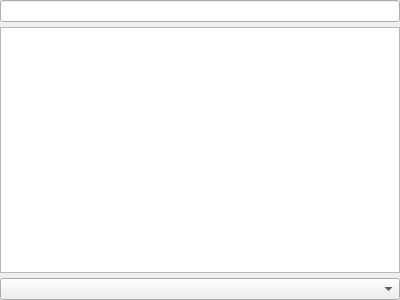
safri-framework/safri-player, file src/Plugins/SongtreeWidget/SongtreeWidget.ui: the form before one commit.
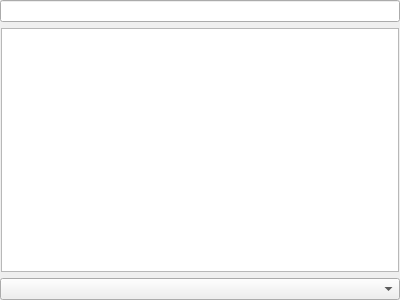
The form after the commit.

Diff of the .ui file:
```diff
--- a/src/Plugins/SongtreeWidget/SongtreeWidget.ui
+++ b/src/Plugins/SongtreeWidget/SongtreeWidget.ui
@@ -28,6 +28,18 @@
     </widget>
    </item>
    <item>
+    <widget class="QWidget" name="widget" native="true">
+     <property name="type" stdset="0">
+      <string>treeViewFrame</string>
+     </property>
+     <layout class="QVBoxLayout" name="verticalLayout_2">
+      <property name="spacing">
+       <number>0</number>
+      </property>
+      <property name="margin">
+       <number>1</number>
+      </property>
+      <item>
     <widget class="QTreeView" name="treeView">
      <property name="dragEnabled">
       <bool>true</bool>
@@ -35,6 +47,12 @@
      <property name="dragDropMode">
       <enum>QAbstractItemView::DragDrop</enum>
      </property>
+        <property name="type" stdset="0">
+         <string>treeView</string>
+        </property>
+       </widget>
+      </item>
+     </layout>
     </widget>
    </item>
    <item>
```
Lines whose indentation alone changed are shown as unchanged.
